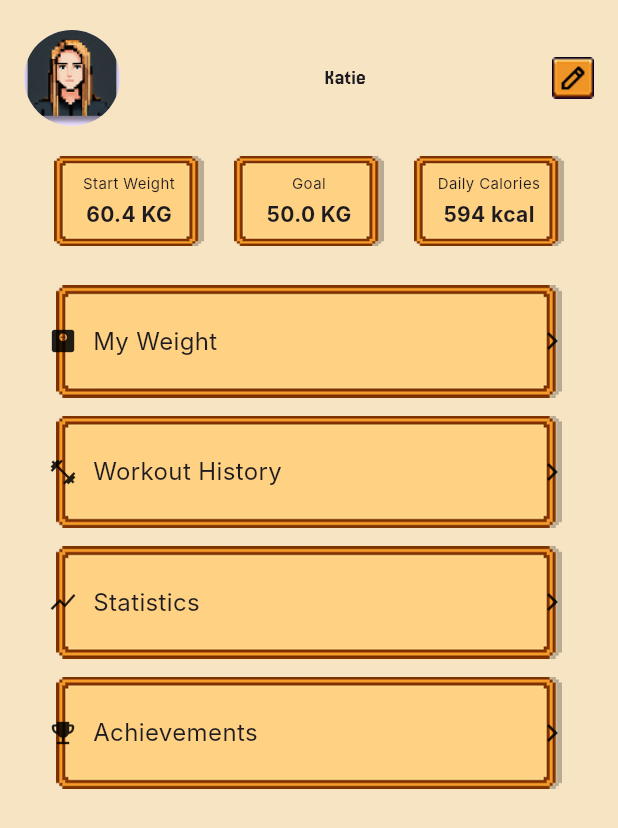
After one commit to EdbertEL/MobileApp_GymSaga, a Flutter app: the ProfilePage screen opened directly, on a phone screen of 412 x 824 dp. The commit adds this screen. Shown: the top 828 px of the screen. Run offline on Flutter 3.47's test engine with Material 3 defaults, Android fonts, the light colour scheme and no system bars; Roboto replaces fonts that are missing (Inter).

Commit message:
jersey font jalan

```diff
--- a/gymsaga/lib/login.dart
+++ b/gymsaga/lib/login.dart
@@ -37,9 +37,8 @@ class _LoginPageState extends State<LoginPage> {
                 const Text(
                   'Welcome !',
                   style: TextStyle(
-                    fontFamily: 'Jersey',
+                    fontFamily: 'Jersey25',
                     fontSize: 42,
-                    fontWeight: FontWeight.bold,
                     color: Colors.white,
                     shadows: [
                       Shadow(
@@ -228,7 +227,6 @@ class _LoginPageState extends State<LoginPage> {
                           style: TextStyle(
                             color: Colors.white,
                             fontSize: 13,
-                            fontWeight: FontWeight.bold,
                           ),
                         ),
                       ),
@@ -270,7 +268,6 @@ class _LoginPageState extends State<LoginPage> {
                               style: TextStyle(
                                 fontSize: 13,
                                 color: Colors.black87,
-                                fontWeight: FontWeight.bold,
                               ),
                             ),
                           ],
@@ -306,7 +303,6 @@ class _LoginPageState extends State<LoginPage> {
                         style: TextStyle(
                           fontSize: 14,
                           color: Colors.blue,
-                          fontWeight: FontWeight.bold,
                         ),
                       ),
                     ),
--- a/gymsaga/lib/main.dart
+++ b/gymsaga/lib/main.dart
@@ -1,4 +1,7 @@
 import 'package:flutter/material.dart';
+import 'package:gymsaga/login.dart';
+import 'package:gymsaga/profile.dart';
+import 'package:gymsaga/register.dart';
 import 'homepage.dart';
 
 void main() {
@@ -11,7 +14,10 @@ class MainApp extends StatelessWidget {
   @override
   Widget build(BuildContext context) {
     return MaterialApp(
-      home: HomePage(),
+      theme: ThemeData(
+        fontFamily: 'Jersey25',
+      ),
+      home: LoginPage(),
     );
   }
 }
--- /dev/null
+++ b/gymsaga/lib/profile.dart
@@ -0,0 +1,171 @@
+import 'package:flutter/material.dart';
+
+class ProfilePage extends StatelessWidget {
+  const ProfilePage({super.key});
+
+  @override
+  Widget build(BuildContext context) {
+    return Scaffold(
+      backgroundColor: const Color(0xFFF7E4C3),
+      body: SafeArea(
+        child: Column(
+          children: [
+            const SizedBox(height: 20),
+            // Header
+            Padding(
+              padding: const EdgeInsets.symmetric(horizontal: 16.0),
+              child: Row(
+                crossAxisAlignment: CrossAxisAlignment.center,
+                children: [
+                  // Profile image
+                  CircleAvatar(
+                    radius: 32,
+                    backgroundImage: AssetImage(
+                      'assets/widgets/images/female_profile.png',
+                    ),
+                  ),
+                  const SizedBox(width: 12),
+
+                  // Centered name using Expanded
+                  Expanded(
+                    child: Center(
+                      child: Text(
+                        'Katie'
+                      ),
+                    ),
+                  ),
+
+                  // Edit button on the right
+                  Image.asset(
+                    'assets/widgets/buttons/edit_button.png',
+                    width: 28,
+                    height: 28,
+                  ),
+                ],
+              ),
+            ),
+
+            const SizedBox(height: 20),
+
+            // Stat Row
+            Padding(
+              padding: const EdgeInsets.symmetric(horizontal: 16.0),
+              child: Row(
+                mainAxisAlignment: MainAxisAlignment.spaceEvenly,
+                children: const [
+                  ProfileStat(
+                    label: 'Start Weight',
+                    value: '60.4 KG',
+                  ),
+                  ProfileStat(
+                    label: 'Goal',
+                    value: '50.0 KG',
+                  ),
+                  ProfileStat(
+                    label: 'Daily Calories',
+                    value: '594 kcal',
+                  ),
+                ],
+              ),
+            ),
+
+            const SizedBox(height: 20),
+
+            // Action Buttons
+            const ProfileButton(label: 'My Weight', icon: Icons.monitor_weight),
+            const ProfileButton(
+                label: 'Workout History', icon: Icons.fitness_center),
+            const ProfileButton(label: 'Statistics', icon: Icons.show_chart),
+            const ProfileButton(
+                label: 'Achievements', icon: Icons.emoji_events),
+          ],
+        ),
+      ),
+    );
+  }
+}
+
+class ProfileStat extends StatelessWidget {
+  final String label;
+  final String value;
+
+  const ProfileStat({super.key, required this.label, required this.value});
+
+  @override
+  Widget build(BuildContext context) {
+    return Container(
+      width: 100,
+      height: 60,
+      padding: const EdgeInsets.all(6),
+      decoration: BoxDecoration(
+        image: DecorationImage(
+          image: AssetImage('assets/widgets/background/profile_frame.png'),
+          fit: BoxFit.fill,
+        ),
+      ),
+      child: Column(
+        mainAxisAlignment: MainAxisAlignment.center,
+        children: [
+          Text(
+            label,
+            textAlign: TextAlign.center,
+            style: const TextStyle(
+              fontFamily: 'Inter',
+              fontSize: 10,
+            ),
+          ),
+          const SizedBox(height: 4),
+          Text(
+            value,
+            style: const TextStyle(
+              fontFamily: 'Inter',
+              fontWeight: FontWeight.bold,
+              fontSize: 14,
+            ),
+          ),
+        ],
+      ),
+    );
+  }
+}
+
+class ProfileButton extends StatelessWidget {
+  final String label;
+  final IconData icon;
+
+  const ProfileButton({super.key, required this.label, required this.icon});
+
+  @override
+  Widget build(BuildContext context) {
+    return Padding(
+      padding: const EdgeInsets.symmetric(vertical: 6, horizontal: 16),
+      child: Stack(
+        alignment: Alignment.center,
+        children: [
+          Image.asset(
+            'assets/widgets/background/frame.png',
+            fit: BoxFit.none, // Prevent stretching
+          ),
+          Container(
+            padding: const EdgeInsets.symmetric(horizontal: 16, vertical: 12),
+            child: Row(
+              children: [
+                Icon(icon, size: 20),
+                const SizedBox(width: 10),
+                Text(
+                  label,
+                  style: const TextStyle(
+                    fontFamily: 'Inter',
+                    fontSize: 16,
+                  ),
+                ),
+                const Spacer(),
+                const Icon(Icons.chevron_right),
+              ],
+            ),
+          ),
+        ],
+      ),
+    );
+  }
+}
--- a/gymsaga/lib/register.dart
+++ b/gymsaga/lib/register.dart
@@ -27,9 +27,8 @@ class _RegisterPageState extends State<RegisterPage> {
                 const Text(
                   'Welcome !',
                   style: TextStyle(
-                    fontFamily: 'Jersey',
+                    fontFamily: 'Jersey25',
                     fontSize: 42,
-                    fontWeight: FontWeight.bold,
                     color: Colors.white,
                     shadows: [
                       Shadow(
@@ -203,7 +202,6 @@ class _RegisterPageState extends State<RegisterPage> {
                           style: TextStyle(
                             color: Colors.white,
                             fontSize: 13,
-                            fontWeight: FontWeight.bold,
                           ),
                         ),
                       ),
@@ -247,7 +245,6 @@ class _RegisterPageState extends State<RegisterPage> {
                               style: TextStyle(
                                 fontSize: 13,
                                 color: Colors.black87,
-                                fontWeight: FontWeight.bold,
                               ),
                             ),
                           ],
@@ -284,7 +281,6 @@ class _RegisterPageState extends State<RegisterPage> {
                         style: TextStyle(
                           fontSize: 14,
                           color: Colors.blue,
-                          fontWeight: FontWeight.bold,
                         ),
                       ),
                     ),
--- a/gymsaga/pubspec.yaml
+++ b/gymsaga/pubspec.yaml
@@ -22,3 +22,7 @@ flutter:
     - assets/widgets/buttons/
     - assets/widgets/icons/
     - assets/widgets/images/
+  fonts:
+    - family: Jersey25
+      fonts:
+        - asset: assets/fonts/Jersey25.ttf
```
Also changed, not shown: gymsaga/assets/fonts/Jersey25.ttf (added), gymsaga/assets/widgets/background/profile_frame.png (added), gymsaga/assets/widgets/buttons/button_pressed.png (added), gymsaga/assets/widgets/buttons/edit_button.png (added), gymsaga/assets/widgets/buttons/next_arrow.png (added), gymsaga/assets/widgets/images/female_profile.png (added), gymsaga/pubspec.lock.
